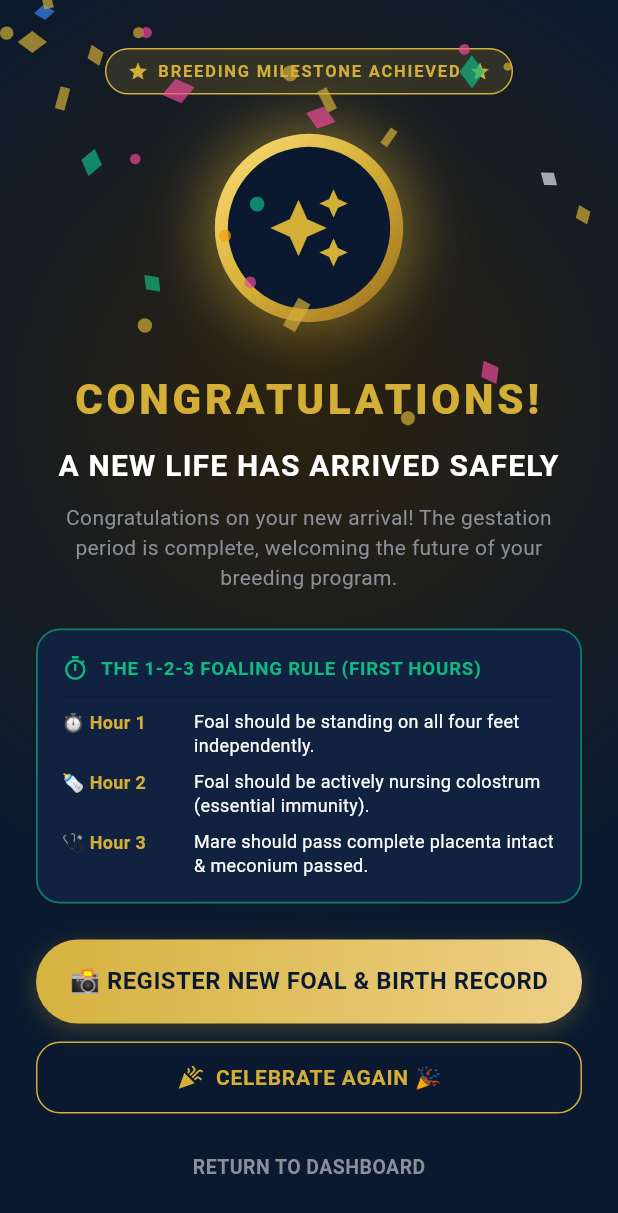
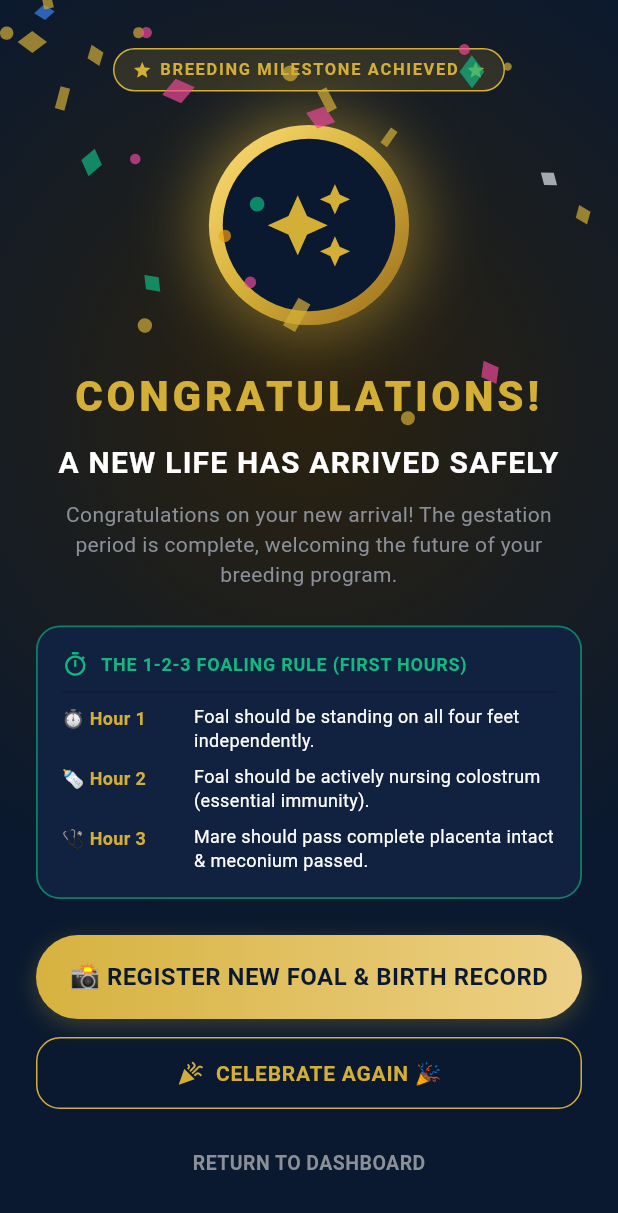
Before and after one commit to rehman1783/Animal-Birthday-Predictor-, a Flutter app: the CongratulationsScreen screen opened by its route, after a tap on "CELEBRATE AGAIN 🎉", on a phone screen of 412 x 824 dp. Shown: the top 1213 px of the screen. Run offline on Flutter 3.47's test engine with Material 3 defaults, Android fonts, the phone set to English and light mode, and no system bars; our stand-ins replace flutter_dotenv, flutter_riverpod, image_picker, pdf, permission_handler, printing and 2 more; accounts and stored records are empty.

Commit message:
feat: implement congratulations screen and scan due widget for breeding milestones

```diff
--- a/lib/features/foal/presentation/screens/congratulations_screen.dart
+++ b/lib/features/foal/presentation/screens/congratulations_screen.dart
@@ -35,15 +35,26 @@ class _CongratulationsScreenState extends State<CongratulationsScreen>
   void initState() {
     super.initState();
 
-    // Pulsing golden aura animation
+    // Grand entrance crest pulse animation
     _pulseController = AnimationController(
       vsync: this,
       duration: const Duration(milliseconds: 1800),
-    )..repeat(reverse: true);
+    );
 
-    _pulseAnimation = Tween<double>(begin: 0.95, end: 1.08).animate(
-      CurvedAnimation(parent: _pulseController, curve: Curves.easeInOut),
-    );
+    _pulseAnimation = TweenSequence<double>([
+      TweenSequenceItem(
+        tween: Tween(begin: 0.85, end: 1.10).chain(CurveTween(curve: Curves.easeOutBack)),
+        weight: 45,
+      ),
+      TweenSequenceItem(
+        tween: Tween(begin: 1.10, end: 0.97).chain(CurveTween(curve: Curves.easeInOut)),
+        weight: 30,
+      ),
+      TweenSequenceItem(
+        tween: Tween(begin: 0.97, end: 1.0).chain(CurveTween(curve: Curves.easeOut)),
+        weight: 25,
+      ),
+    ]).animate(_pulseController);
 
     // Confetti explosion animation
     _confettiController = AnimationController(
@@ -52,6 +63,7 @@ class _CongratulationsScreenState extends State<CongratulationsScreen>
     );
 
     _generateConfetti();
+    _pulseController.forward();
     _confettiController.forward();
   }
 
@@ -86,6 +98,8 @@ class _CongratulationsScreenState extends State<CongratulationsScreen>
 
   void _triggerCelebrationAgain() {
     _generateConfetti();
+    _pulseController.reset();
+    _pulseController.forward();
     _confettiController.reset();
     _confettiController.forward();
   }
@@ -136,28 +150,31 @@ class _CongratulationsScreenState extends State<CongratulationsScreen>
                     // Top Milestone Tag
                     Center(
                       child: Container(
-                        padding: const EdgeInsets.symmetric(horizontal: 14, vertical: 6),
+                        padding: const EdgeInsets.symmetric(horizontal: 12, vertical: 5),
                         decoration: BoxDecoration(
                           color: AppColors.primaryGold.withValues(alpha: 0.15),
                           borderRadius: BorderRadius.circular(20),
                           border: Border.all(color: AppColors.primaryGold, width: 1),
                         ),
+                        child: FittedBox(
+                          fit: BoxFit.scaleDown,
                           child: Row(
                             mainAxisSize: MainAxisSize.min,
                             children: [
-                            const Icon(Icons.star, color: AppColors.primaryGold, size: 14),
-                            const SizedBox(width: 6),
+                              const Icon(Icons.star, color: AppColors.primaryGold, size: 13),
+                              const SizedBox(width: 5),
                               Text(
                                 'BREEDING MILESTONE ACHIEVED',
                                 style: AppTypography.finePrint.copyWith(
                                   color: AppColors.primaryGold,
                                   fontWeight: FontWeight.bold,
-                                letterSpacing: 1.2,
+                                  letterSpacing: 1.1,
                                 ),
                               ),
-                            const SizedBox(width: 6),
-                            const Icon(Icons.star, color: AppColors.primaryGold, size: 14),
+                              const SizedBox(width: 5),
+                              const Icon(Icons.star, color: AppColors.primaryGold, size: 13),
                             ],
+                          ),
                         ),
                       ),
                     ),
@@ -276,15 +293,17 @@ class _CongratulationsScreenState extends State<CongratulationsScreen>
                             children: [
                               const Icon(Icons.timer_outlined, color: Color(0xFF10B981), size: 18),
                               const SizedBox(width: 8),
-                              Text(
+                              Expanded(
+                                child: Text(
                                   isCanine
                                       ? 'FIRST 24-HOUR CRITICAL WHELPING CHECKLIST'
                                       : 'THE 1-2-3 FOALING RULE (FIRST HOURS)',
                                   style: const TextStyle(
                                     color: Color(0xFF10B981),
                                     fontWeight: FontWeight.bold,
-                                  fontSize: 12.5,
+                                    fontSize: 12,
                                     letterSpacing: 0.5,
+                                  ),
                                 ),
                               ),
                             ],
--- a/lib/features/pregnancy/presentation/widgets/scan_due_block.dart
+++ b/lib/features/pregnancy/presentation/widgets/scan_due_block.dart
@@ -70,15 +70,16 @@ class ScanDueBlock extends StatelessWidget {
             spacing: 8,
             runSpacing: 6,
             children: [
-              Row(
-                mainAxisSize: MainAxisSize.min,
+              Wrap(
+                crossAxisAlignment: WrapCrossAlignment.center,
+                spacing: 6,
+                runSpacing: 4,
                 children: [
                   Text(
                     '${scanNumber == 1 ? "1st" : scanNumber == 2 ? "2nd" : "3rd"} Pregnancy Scan',
                     style: AppTypography.displayHeadline.copyWith(fontSize: 15),
                   ),
-                  if (scanNumber == 1 && isTwinsSuspected) ...[
-                    const SizedBox(width: 8),
+                  if (scanNumber == 1 && isTwinsSuspected)
                     Container(
                       padding: const EdgeInsets.symmetric(horizontal: 6, vertical: 2),
                       decoration: BoxDecoration(
@@ -98,7 +99,6 @@ class ScanDueBlock extends StatelessWidget {
                         ],
                       ),
                     ),
-                  ],
                 ],
               ),
               Container(
@@ -302,11 +302,13 @@ class ScanDueBlock extends StatelessWidget {
                                   children: [
                                     const Icon(Icons.alarm, color: Color(0xFFF59E0B), size: 14),
                                     const SizedBox(width: 6),
-                                    Text(
-                                      'URGENT RE-SCAN REQUIRED (Day 16-18)',
-                                      style: AppTypography.finePrint.copyWith(
-                                        color: const Color(0xFFF59E0B),
-                                        fontWeight: FontWeight.bold,
+                                    Expanded(
+                                      child: Text(
+                                        'URGENT RE-SCAN REQUIRED (Day 16-18)',
+                                        style: AppTypography.finePrint.copyWith(
+                                          color: const Color(0xFFF59E0B),
+                                          fontWeight: FontWeight.bold,
+                                        ),
                                       ),
                                     ),
                                   ],
```
Lines whose indentation alone changed are shown as unchanged.
